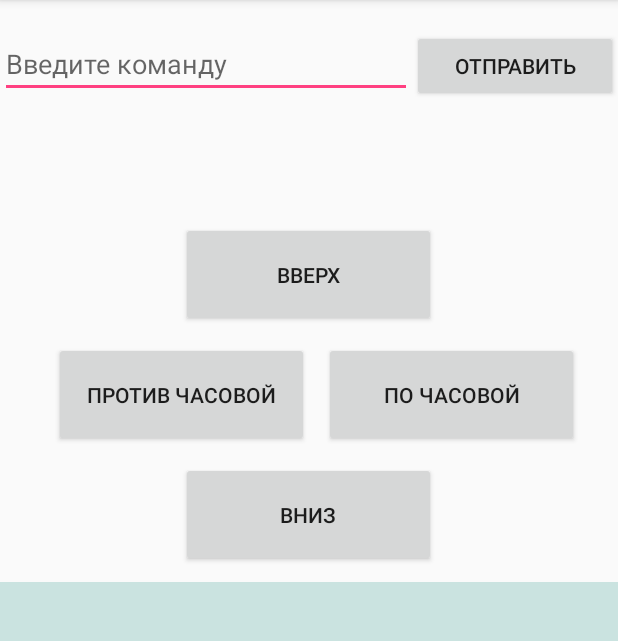
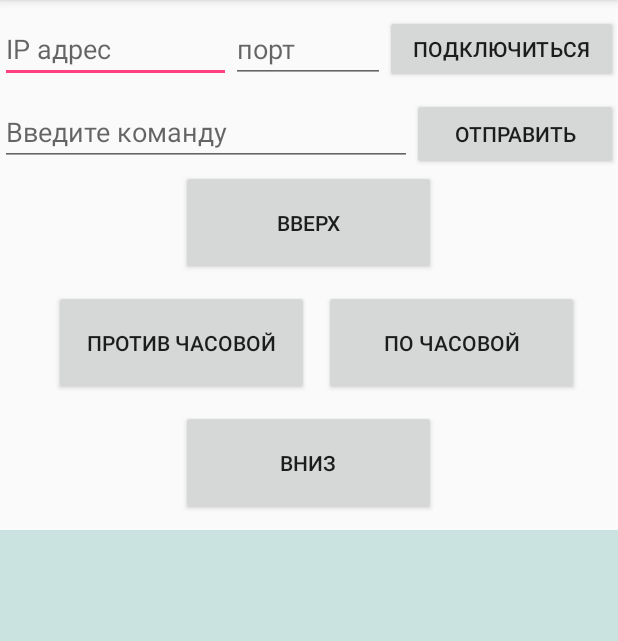
Before and after one commit to AOGstc/DroidClient, an Android app: the screen it shows after launch (MainActivity), on a phone screen of 412 x 824 dp, the part 84-725 px from its top. Run offline under Robolectric (Android 15) with nearby library versions, the phone set to English and light mode, and no system bars.

Commit message:
new GUI elements are added

```diff
--- a/app/src/main/res/layout/activity_main.xml
+++ b/app/src/main/res/layout/activity_main.xml
@@ -8,8 +8,38 @@
         android:layout_width="match_parent"
         android:layout_height="wrap_content"
         android:orientation="horizontal"
-        android:layout_marginBottom="80dp"
-        android:layout_marginTop="20dp">
+        android:layout_marginBottom="10dp"
+        android:layout_marginTop="10dp" >
+
+        <EditText
+            android:layout_width="0dp"
+            android:layout_height="wrap_content"
+            android:id="@+id/ip"
+            android:enabled="true"
+            android:hint="@string/ip_hint"
+            android:layout_weight="3" />
+
+        <EditText
+            android:layout_width="0dp"
+            android:layout_height="match_parent"
+            android:id="@+id/port"
+            android:enabled="true"
+            android:hint="@string/port_hint"
+            android:layout_weight="2" />
+
+        <Button
+            android:layout_width="0dp"
+            android:layout_height="match_parent"
+            android:text="@string/connect"
+            android:onClick="SendMsg"
+            android:id="@+id/button"
+            android:layout_weight="3" />
+    </LinearLayout>
+
+    <LinearLayout
+        android:layout_width="match_parent"
+        android:layout_height="wrap_content"
+        android:orientation="horizontal">
         <EditText
             android:layout_width="0dp"
             android:layout_height="wrap_content"
--- a/app/src/main/res/values/strings.xml
+++ b/app/src/main/res/values/strings.xml
@@ -10,4 +10,7 @@
     <string name="left">Против часовой</string>
     <string name="send">Отправить</string>
     <string name="send_hint">Введите команду</string>
+    <string name="ip_hint">IP адрес</string>
+    <string name="port_hint">порт</string>
+    <string name="connect">подключиться</string>
 </resources>
```
